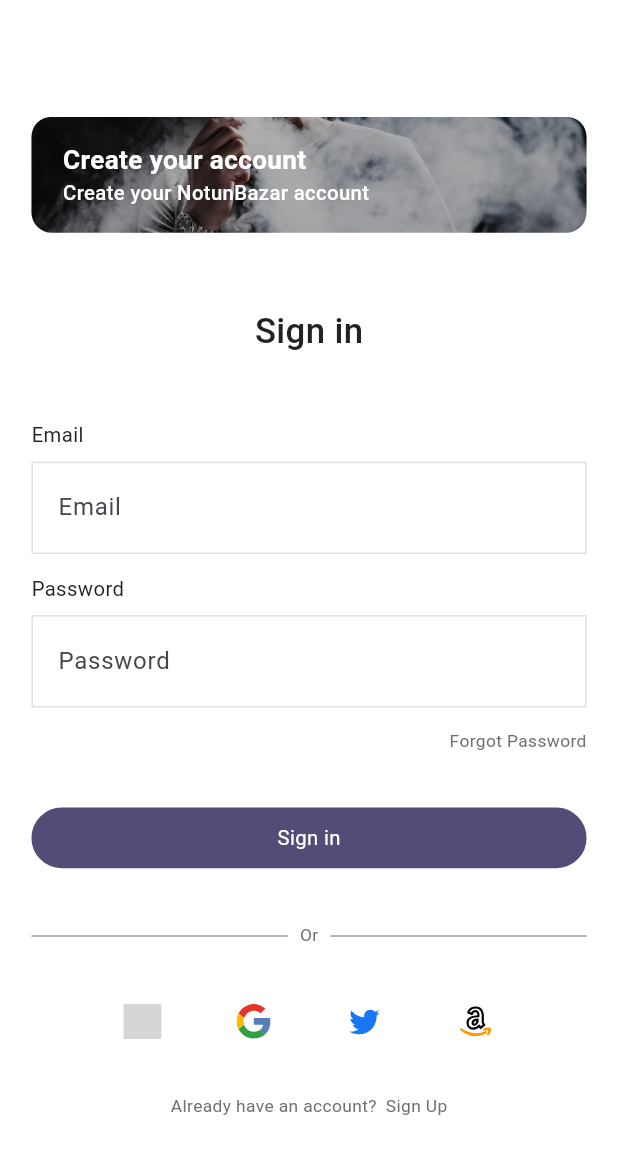
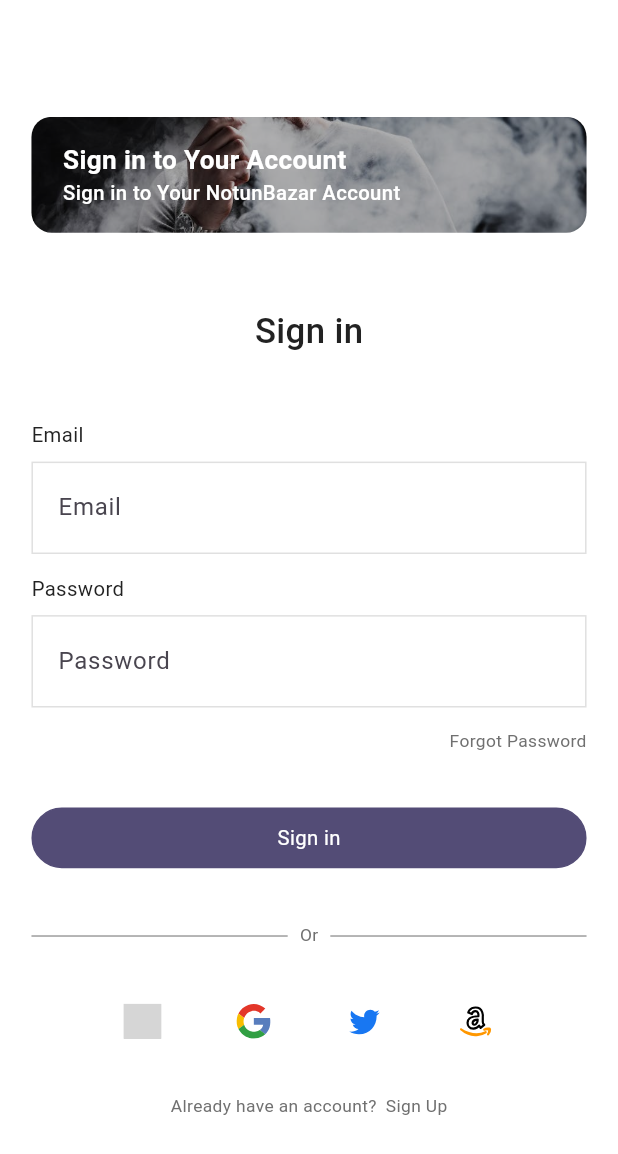
Before and after one commit to taskinnasif144/notun_bazar_ecommerce, a Flutter app: the screen it shows after launch, on a phone screen of 412 x 824 dp. Shown: the top 1154 px of the screen. Run offline on Flutter 3.47's test engine with Material 3 defaults, Android fonts, the phone set to English and light mode, and no system bars; our stand-ins replace flutter_screenutil, flutter_svg, get, get_storage, google_fonts, loading_animation_widget; generated files the repository leaves out were written again; grey boxes are pictures that could not be loaded.

Commit message:
feat: Add authHeaderDecoration for beautiful  sign-in screen UI

```diff
--- /dev/null
+++ b/lib/features/auth/component/decorations.dart
@@ -0,0 +1,48 @@
+import "package:flutter/material.dart";
+import "package:flutter_getx_template/core/constants/image_const.dart";
+import "package:flutter_screenutil/flutter_screenutil.dart";
+import "package:get/get.dart";
+import "package:google_fonts/google_fonts.dart";
+
+Container authHeaderDecoration({required String title, required String subTitle}) {
+  return Container(
+    width: Get.width,
+    height: 80.h,
+    decoration: BoxDecoration(
+      borderRadius: BorderRadius.circular(14.r),
+      image: DecorationImage(
+        image: AssetImage(ImageConst.vapingImage),
+        fit: BoxFit.cover,
+        colorFilter: ColorFilter.mode(
+          Colors.black.withOpacity(0.3),
+          BlendMode.darken,
+        ),
+      ),
+    ),
+    child: Padding(
+      padding: EdgeInsets.symmetric(horizontal: 20.w),
+      child: Column(
+        mainAxisAlignment: MainAxisAlignment.center,
+        crossAxisAlignment: CrossAxisAlignment.start,
+        children: [
+          Text(
+           title,
+            style: GoogleFonts.roboto(
+              color: Colors.white,
+              fontWeight: FontWeight.w700,
+              fontSize: 18.sp,
+            ),
+          ),
+          Text(
+           subTitle,
+            style: GoogleFonts.roboto(
+              color: Colors.white,
+              fontWeight: FontWeight.w500,
+              fontSize: 14.sp,
+            ),
+          ),
+        ],
+      ),
+    ),
+  );
+}
--- a/lib/features/auth/views/sign_in_screen.dart
+++ b/lib/features/auth/views/sign_in_screen.dart
@@ -9,6 +9,7 @@ import 'package:flutter_getx_template/core/utils/get_text_style.dart';
 import 'package:flutter_getx_template/core/utils/icon_renderer.dart';
 import 'package:flutter_getx_template/core/utils/spacing.dart';
 import 'package:flutter_getx_template/core/wrappers/padding_wrapper.dart';
+import 'package:flutter_getx_template/features/auth/component/decorations.dart';
 import 'package:flutter_getx_template/features/auth/component/divider.dart';
 import 'package:flutter_getx_template/features/auth/controllers/auth_controller.dart';
 import 'package:flutter_screenutil/flutter_screenutil.dart';
@@ -32,31 +33,9 @@ class SignInScreen extends StatelessWidget {
             mainAxisAlignment: MainAxisAlignment.center,
             children: [
               // Decoration Container
-              Container(
-                width: Get.width,
-                height: 80.h,
-                decoration: BoxDecoration(
-                  borderRadius: BorderRadius.circular(14.r),
-                  image: DecorationImage(
-                    image: AssetImage(ImageConst.vapingImage),
-                    fit: BoxFit.cover,
-                    colorFilter: ColorFilter.mode(
-                      Colors.black.withOpacity(0.3),
-                      BlendMode.darken,
-                    ),
-                  ),
-                ),
-                child: Padding(
-                  padding: EdgeInsets.symmetric(horizontal: 20.w),
-                  child: Column(
-                    mainAxisAlignment: MainAxisAlignment.center,
-                    crossAxisAlignment: CrossAxisAlignment.start,
-                    children: [
-                      Text("Create your account", style: GoogleFonts.roboto(color: Colors.white, fontWeight: FontWeight.w700, fontSize: 18.sp),),
-                      Text("Create your NotunBazar account", style: GoogleFonts.roboto(color: Colors.white, fontWeight: FontWeight.w500, fontSize: 14.sp),)
-                    ],
-                  ),
-                ),
+              authHeaderDecoration(
+                title: "Sign in to Your Account",
+                subTitle: "Sign in to Your NotunBazar Account",
               ),
               getVerticalSpace(50),
 
```
